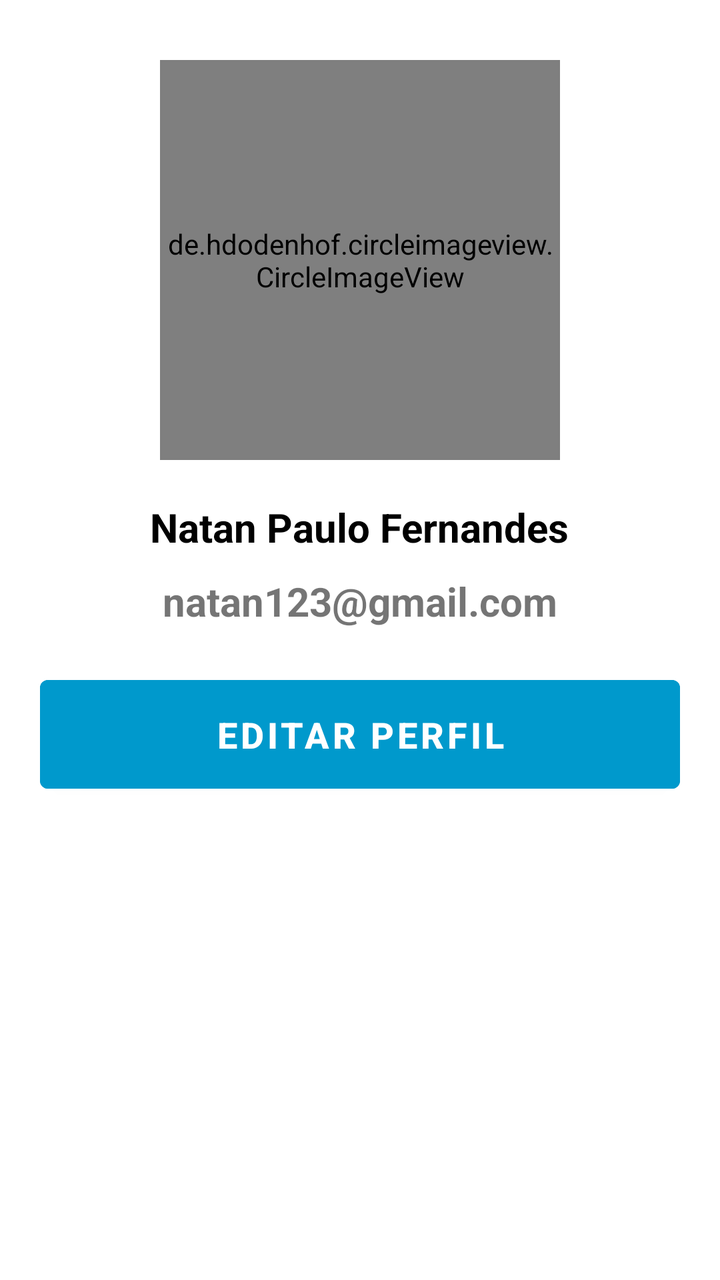
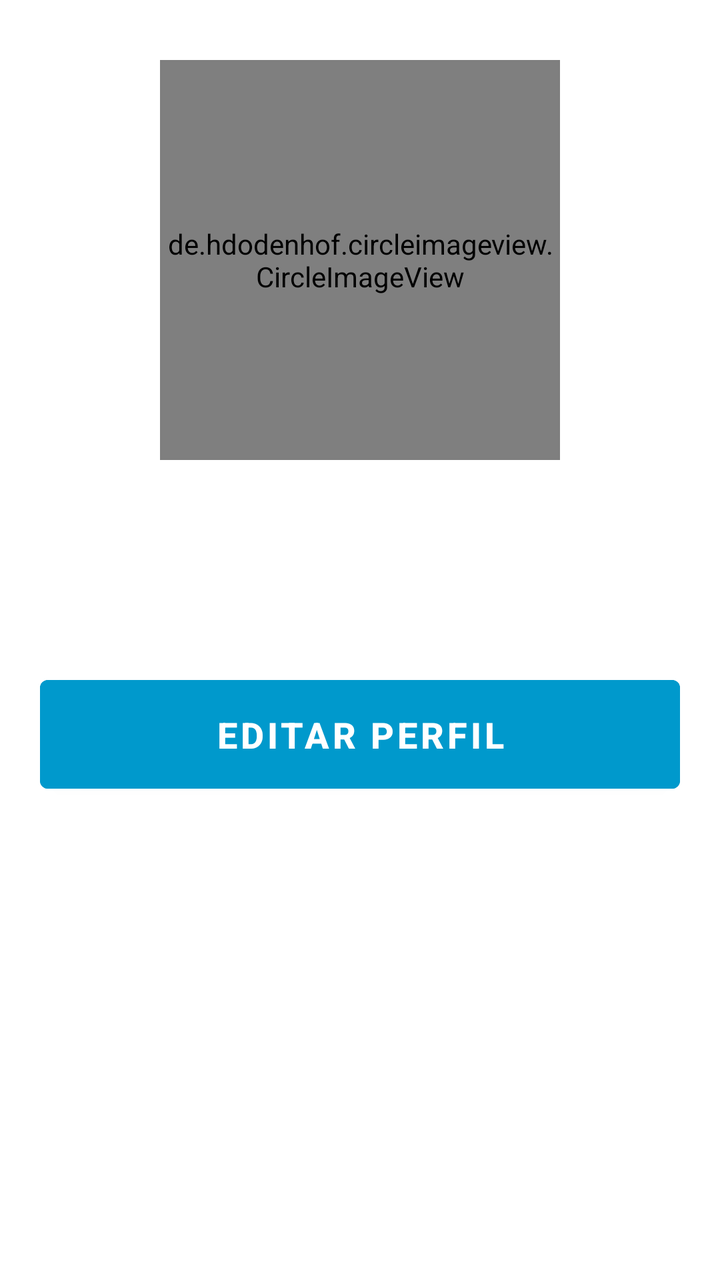

Two renders of the same Android screen: before a commit and after it. Below are the layout's source before the change and the commit's diff.
<!-- AndroidManifest.xml: application theme Theme.Delivery -->
<!-- res/layout/activity_tela_perfil.xml -->
<?xml version="1.0" encoding="utf-8"?>
<androidx.core.widget.NestedScrollView
    xmlns:android="http://schemas.android.com/apk/res/android"
    android:layout_width="match_parent"
    android:layout_height="match_parent"
    android:fillViewport="true"
    >

<LinearLayout xmlns:android="http://schemas.android.com/apk/res/android"
    xmlns:app="http://schemas.android.com/apk/res-auto"
    xmlns:tools="http://schemas.android.com/tools"
    android:id="@+id/main"
    android:layout_width="match_parent"
    android:layout_height="match_parent"
    android:orientation="vertical"
    tools:context=".Tela_Perfil">

    <de.hdodenhof.circleimageview.CircleImageView
        android:id="@+id/ft_usuario"
        android:layout_width="200dp"
        android:layout_height="200dp"
        android:src="@color/black"
        android:layout_gravity="center"
        android:layout_marginTop="30dp"
        />

    <TextView
        android:id="@+id/txt_nome"
        android:layout_width="wrap_content"
        android:layout_height="wrap_content"
        android:text="Natan Paulo Fernandes"
        android:textSize="20sp"
        android:textStyle="bold"
        android:layout_gravity="center"
        android:layout_marginTop="20dp"
        android:textColor="@color/black"
        />

    <TextView
        android:id="@+id/txt_email"
        android:layout_width="wrap_content"
        android:layout_height="wrap_content"
        android:text="natan123@gmail.com"
        android:textSize="20sp"
        android:textStyle="bold"
        android:layout_gravity="center"
        android:layout_marginTop="10dp"
        />

    <Button
        android:id="@+id/bt_editarPerfil"
        android:layout_width="match_parent"
        android:layout_height="wrap_content"
        android:text="Editar Perfil"
        android:textAllCaps="true"
        android:textSize="18sp"
        android:padding="15dp"
        android:layout_margin="20dp"
        android:textStyle="bold"
        android:backgroundTint="@android:color/holo_blue_dark"
        />
</LinearLayout>
</androidx.core.widget.NestedScrollView>
<!-- resources referenced by this layout -->
<resources>
  <color name="black">#FF000000</color>
  <style name="Theme.Delivery" parent="Base.Theme.Delivery" />
  <style name="Base.Theme.Delivery" parent="Theme.MaterialComponents.DayNight.DarkActionBar">
          
          <item name="colorPrimary">@color/darkred</item>
          <item name="android:statusBarColor">@color/red</item>
      </style>
  <color name="darkred">#CC0000</color>
  <color name="red">#FF0000</color>
</resources>

<!-- the commit's change to res/layout/activity_tela_perfil.xml (unified diff, before → after) -->
@@ -13,6 +13,7 @@
     android:layout_width="match_parent"
     android:layout_height="match_parent"
     android:orientation="vertical"
+    android:background="@color/white"
     tools:context=".Tela_Perfil">
 
     <de.hdodenhof.circleimageview.CircleImageView
@@ -28,7 +29,7 @@
         android:id="@+id/txt_nome"
         android:layout_width="wrap_content"
         android:layout_height="wrap_content"
-        android:text="Natan Paulo Fernandes"
+        android:text=""
         android:textSize="20sp"
         android:textStyle="bold"
         android:layout_gravity="center"
@@ -40,7 +41,7 @@
         android:id="@+id/txt_email"
         android:layout_width="wrap_content"
         android:layout_height="wrap_content"
-        android:text="natan123@gmail.com"
+        android:text=""
         android:textSize="20sp"
         android:textStyle="bold"
         android:layout_gravity="center"
<!-- resource entries referenced after the edit -->
@@ -1,6 +1,7 @@
 <!-- resources referenced by this layout -->
 <resources>
   <color name="black">#FF000000</color>
+  <color name="white">#FFFFFFFF</color>
   <style name="Theme.Delivery" parent="Base.Theme.Delivery" />
   <style name="Base.Theme.Delivery" parent="Theme.MaterialComponents.DayNight.DarkActionBar">
           
